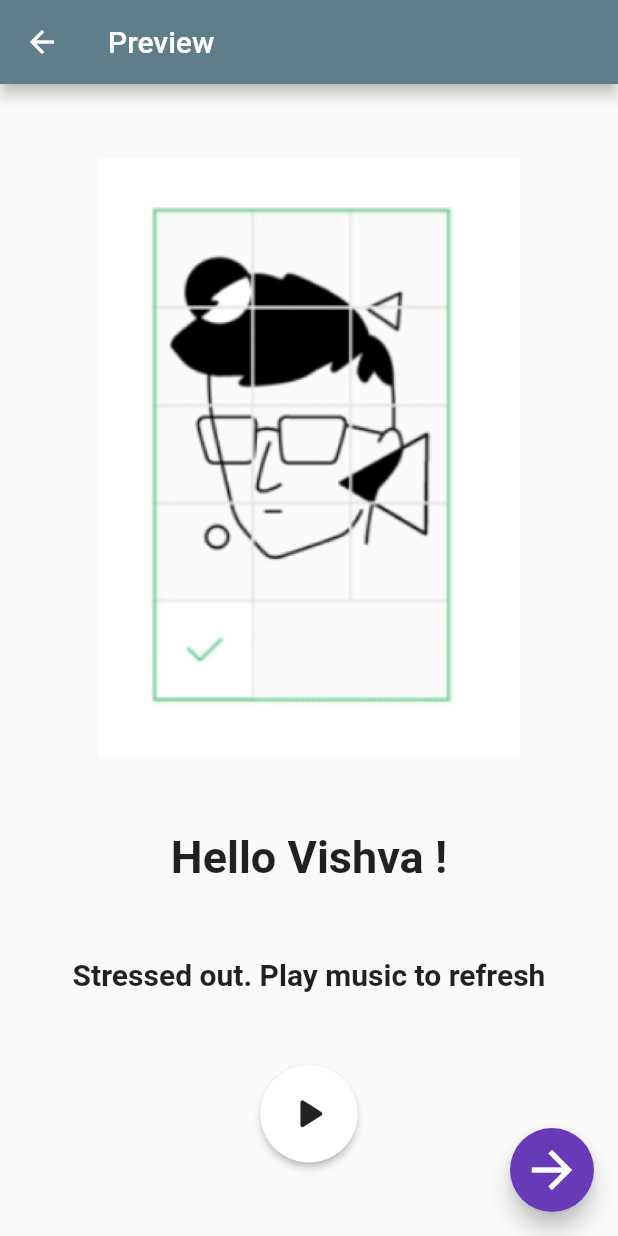
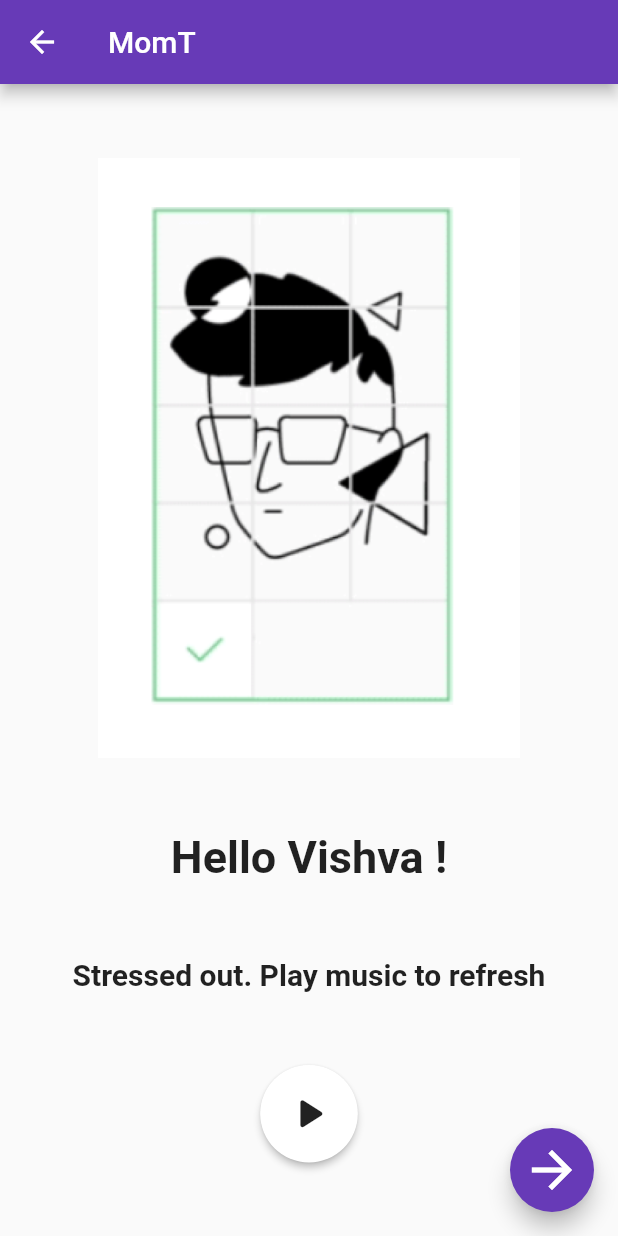
Before and after one commit to keerthikumarsr95/rakathon, a Flutter app: the UnlockedMoodScreen screen opened directly with empty values, on a phone screen of 412 x 824 dp. Run offline on Flutter 3.47's test engine with Material 2 defaults, Android fonts, the phone set to English and light mode, and no system bars; our stand-ins replace assets_audio_player, camera, dio, googleapis_auth; missing offline and left inert: page_view_indicator; key blocks and very long unbroken strings in the code were emptied for the run.

Commit message:
AppBar fix

```diff
--- a/momt/lib/UnlockedMoodDetector.dart
+++ b/momt/lib/UnlockedMoodDetector.dart
@@ -61,8 +61,8 @@ class _UnlockedMoodScreenState extends State<UnlockedMoodScreen> {
   Widget build(BuildContext context) {
     return Scaffold(
       appBar: AppBar(
-        title: Text('Preview'),
-        backgroundColor: Colors.blueGrey,
+        title: Text("MomT"),
+        backgroundColor: Colors.deepPurple,
       ),
       body: Center(
           child: Column(
```
